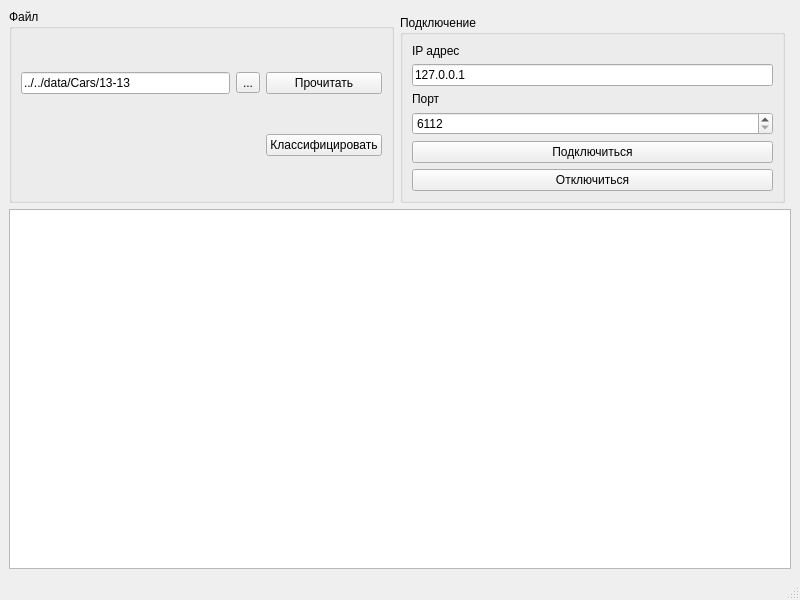
Old version of the form apps/client_app/clientwindow.ui in the repository broken-kerosene/RADAR_repo.
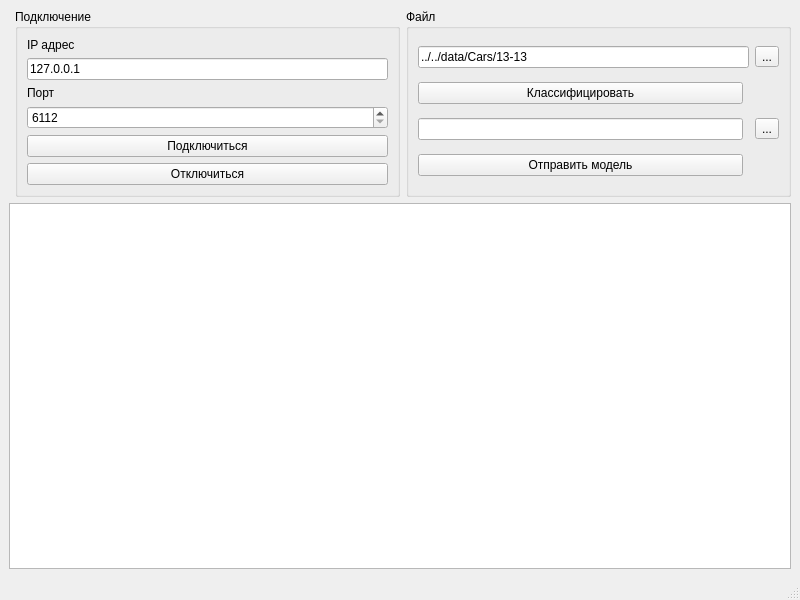
New version of the form.

Commit message: feat: added model file receiver

What changed in the file:
```diff
--- a/apps/client_app/clientwindow.ui
+++ b/apps/client_app/clientwindow.ui
@@ -69,40 +69,59 @@
       </layout>
      </widget>
     </item>
-    <item row="0" column="0" rowspan="2">
+    <item row="3" column="0" colspan="3">
+     <widget class="QListWidget" name="lwMessages"/>
+    </item>
+    <item row="1" column="2">
      <widget class="QGroupBox" name="groupBox">
+      <property name="minimumSize">
+       <size>
+        <width>350</width>
+        <height>0</height>
+       </size>
+      </property>
       <property name="title">
        <string>Файл</string>
       </property>
       <layout class="QGridLayout" name="gridLayout_2">
-       <item row="0" column="1">
+       <item row="0" column="2">
         <widget class="QToolButton" name="tbReadFile">
          <property name="text">
           <string>...</string>
          </property>
         </widget>
        </item>
-       <item row="0" column="0">
+       <item row="0" column="0" colspan="2">
         <widget class="QLineEdit" name="leFilename">
          <property name="text">
           <string>../../data/Cars/13-13</string>
          </property>
         </widget>
        </item>
-       <item row="0" column="2">
-        <widget class="QPushButton" name="pbReadFile">
-         <property name="text">
-          <string>Прочитать</string>
-         </property>
-        </widget>
-       </item>
-       <item row="1" column="2">
+       <item row="1" column="0">
         <widget class="QPushButton" name="pbClassification">
          <property name="text">
           <string>Классифицировать</string>
          </property>
         </widget>
        </item>
+       <item row="2" column="0">
+        <widget class="QLineEdit" name="leModeFile"/>
+       </item>
+       <item row="2" column="2">
+        <widget class="QToolButton" name="tbReadModelFile">
+         <property name="text">
+          <string>...</string>
+         </property>
+        </widget>
+       </item>
+       <item row="3" column="0">
+        <widget class="QPushButton" name="pbSendModel">
+         <property name="text">
+          <string>Отправить модель</string>
+         </property>
+        </widget>
+       </item>
       </layout>
      </widget>
     </item>
```
Left out of the diff: 3 changed lines with no effect on the pictures. The commit also changes 4 other files.
